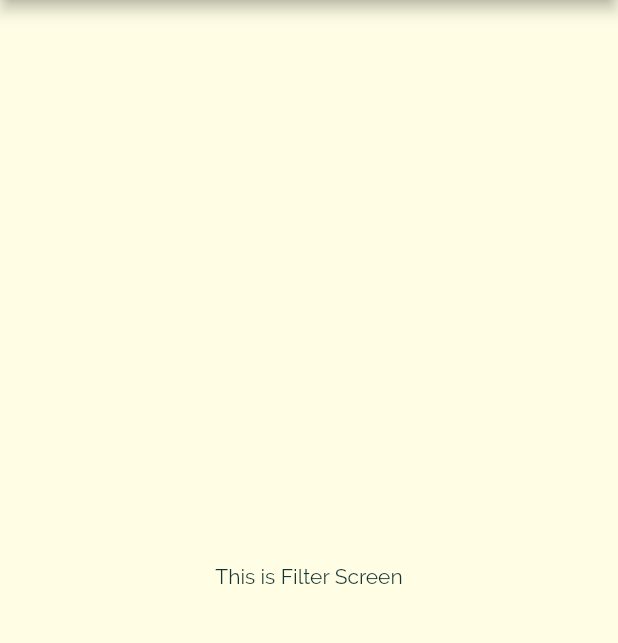
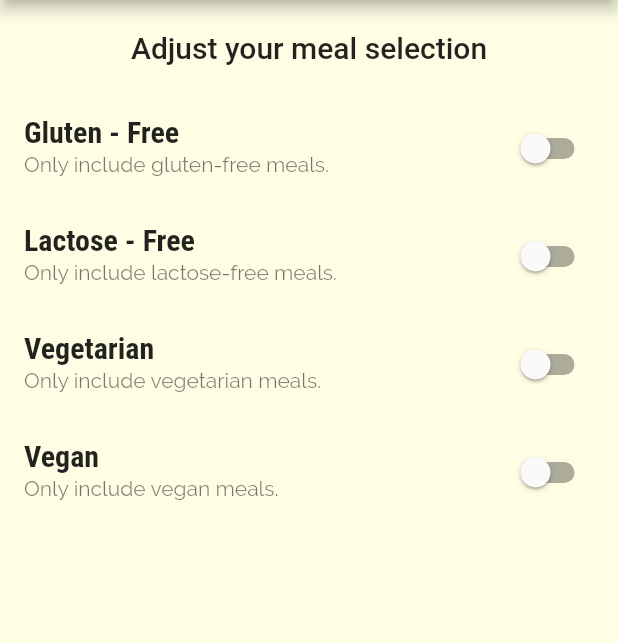
Before and after one commit to GrafSoul/meals-app-flutter, a Flutter app: the FiltersScreen screen opened by its route, on a phone screen of 412 x 824 dp, the part 84-727 px from its top. Run offline on Flutter 3.47's test engine with Material 2 defaults, Android fonts, the phone set to English and light mode, and no system bars.

Commit message:
feat: Added switches foк the FilterScreen screen.

```diff
--- a/lib/screens/category_meals_screen.dart
+++ b/lib/screens/category_meals_screen.dart
@@ -16,7 +16,7 @@ class CategoryMealsScreen extends StatefulWidget {
 class _CategoryMealsScreenState extends State<CategoryMealsScreen> {
   late dynamic categoryTitle;
   late List<Meal> displayedMeals;
-  var _loadedInitDate = false;
+  bool _loadedInitDate = false;
 
   @override
   void didChangeDependencies() {
--- a/lib/screens/filters_screen.dart
+++ b/lib/screens/filters_screen.dart
@@ -1,10 +1,34 @@
 import 'package:flutter/material.dart';
 import '../widgets/meal_drawer.dart';
 
-class FiltersScreen extends StatelessWidget {
+class FiltersScreen extends StatefulWidget {
   static const routeName = '/filters';
 
   const FiltersScreen({Key? key}) : super(key: key);
+
+  @override
+  State<FiltersScreen> createState() => _FiltersScreenState();
+}
+
+class _FiltersScreenState extends State<FiltersScreen> {
+  bool _glutenFree = false;
+  bool _vegan = false;
+  bool _vegetarian = false;
+  bool _lactoseFree = false;
+
+  Widget _buildSwitchListTile(
+    String title,
+    String description,
+    bool currentValue,
+    Function(bool) updateValue,
+  ) {
+    return SwitchListTile(
+      title: Text(title),
+      subtitle: Text(description),
+      value: currentValue,
+      onChanged: updateValue,
+    );
+  }
 
   @override
   Widget build(BuildContext context) {
@@ -13,8 +37,62 @@ class FiltersScreen extends StatelessWidget {
         title: const Text('Your Filters'),
       ),
       drawer: const MealDrawer(),
-      body: const Center(
-        child: Text('This is Filter Screen'),
+      body: Column(
+        children: <Widget>[
+          Container(
+            padding: const EdgeInsets.all(20),
+            child: Text(
+              'Adjust your meal selection',
+              style: Theme.of(context).textTheme.headline6,
+            ),
+          ),
+          Expanded(
+            child: ListView(
+              children: <Widget>[
+                _buildSwitchListTile(
+                  'Gluten - Free',
+                  'Only include gluten-free meals.',
+                  _glutenFree,
+                  (newValue) {
+                    setState(() {
+                      _glutenFree = newValue;
+                    });
+                  },
+                ),
+                _buildSwitchListTile(
+                  'Lactose - Free',
+                  'Only include lactose-free meals.',
+                  _lactoseFree,
+                  (newValue) {
+                    setState(() {
+                      _lactoseFree = newValue;
+                    });
+                  },
+                ),
+                _buildSwitchListTile(
+                  'Vegetarian',
+                  'Only include vegetarian meals.',
+                  _vegetarian,
+                  (newValue) {
+                    setState(() {
+                      _vegetarian = newValue;
+                    });
+                  },
+                ),
+                _buildSwitchListTile(
+                  'Vegan',
+                  'Only include vegan meals.',
+                  _vegan,
+                  (newValue) {
+                    setState(() {
+                      _vegan = newValue;
+                    });
+                  },
+                ),
+              ],
+            ),
+          )
+        ],
       ),
     );
   }
```
